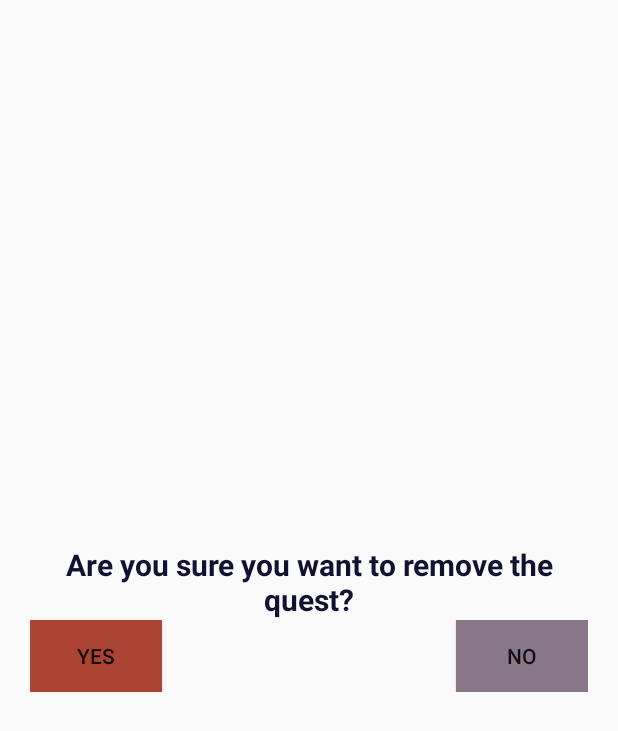
After one commit to stanislau93/achievements_app, an Android app: the layout fragment_confirm_quest_deletion.xml on its own in the app's theme, with its tools: preview values and no code run, on a phone screen of 412 x 824 dp. The commit adds this screen. Shown: the top 731 px of the screen. Run offline under Robolectric (Android 15) with nearby library versions, the phone set to English and light mode, and no system bars.

```diff
--- a/app/src/main/java/com/example/achievements/fragments/FragmentTabCategories.java
+++ b/app/src/main/java/com/example/achievements/fragments/FragmentTabCategories.java
@@ -38,10 +38,6 @@ public class FragmentTabCategories extends Fragment {
     @Override
     public View onCreateView(LayoutInflater inflater, ViewGroup container, Bundle savedInstanceState) {
         fragment_view = inflater.inflate(R.layout.fragment_tab_categories, container, false);
-
-        fragment_view.findViewById(R.id.main_screen).setBackgroundColor(
-                getResources().getColor(R.color.appBackgroundColor)
-        );
 
         initializeFields();
         loadCategoryList();
--- /dev/null
+++ b/app/src/main/res/layout/fragment_confirm_quest_deletion.xml
@@ -0,0 +1,40 @@
+<LinearLayout xmlns:android="http://schemas.android.com/apk/res/android"
+    android:id="@+id/edit_name"
+    android:layout_width="wrap_content"
+    android:layout_height="wrap_content"
+    android:layout_gravity="center"
+    android:orientation="vertical"
+    android:padding="20dp">
+
+    <TextView
+        android:layout_width="wrap_content"
+        android:layout_height="wrap_content"
+        android:textSize="20sp"
+        android:textColor="@color/DialogFragmentTitle"
+        android:textStyle="bold"
+        android:textAlignment="center"
+        android:text="@string/confirm_quest_deletion" />
+
+    <RelativeLayout
+        android:layout_width="match_parent"
+        android:layout_height="wrap_content">
+
+        <Button
+            android:layout_width="wrap_content"
+            android:layout_height="wrap_content"
+            android:text="@string/button_yes"
+            android:layout_alignParentLeft="true"
+            android:background="@color/deletionButton"
+            android:id="@+id/button_confirm_quest_deletion"/>
+
+        <Button
+            android:layout_width="wrap_content"
+            android:layout_height="wrap_content"
+            android:text="@string/button_no"
+            android:layout_alignParentRight="true"
+            android:background="@color/neutralButton"
+            android:id="@+id/button_dismiss_quest_deletion"/>
+
+    </RelativeLayout>
+
+</LinearLayout>
--- a/app/src/main/res/layout/fragment_tab_categories.xml
+++ b/app/src/main/res/layout/fragment_tab_categories.xml
@@ -2,6 +2,7 @@
 <RelativeLayout xmlns:android="http://schemas.android.com/apk/res/android"
     android:layout_width="match_parent"
     android:layout_height="match_parent"
+    android:background="@color/appBackgroundColor"
     android:id="@+id/main_screen">
 
     <android.support.v7.widget.RecyclerView
@@ -9,7 +10,7 @@
         android:layout_height="wrap_content"
         android:id="@+id/rec_view_categories"
         android:scrollbars="vertical"
-        android:layout_marginTop="10dp"
+        android:layout_marginTop="@dimen/rec_view_margin_top"
         android:layout_alignParentTop="true"
         android:layout_above="@+id/createCategory"
         android:layout_marginBottom="10dp">
@@ -20,6 +21,7 @@
         android:layout_width="100dp"
         android:layout_height="100dp"
         android:src="@drawable/plus"
+        android:background="@color/appBackgroundColor"
         android:layout_alignParentBottom="true"
         android:layout_centerInParent="true"
         android:layout_marginBottom="20dp"
--- a/app/src/main/res/layout/fragment_tab_quests.xml
+++ b/app/src/main/res/layout/fragment_tab_quests.xml
@@ -2,6 +2,7 @@
 <RelativeLayout xmlns:android="http://schemas.android.com/apk/res/android"
     android:layout_width="match_parent"
     android:layout_height="match_parent"
+    android:background="@color/appBackgroundColor"
     android:id="@+id/main_screen">
 
     <android.support.v7.widget.RecyclerView
@@ -10,6 +11,7 @@
         android:id="@+id/rec_view_quests"
         android:scrollbars="vertical"
         android:layout_alignParentTop="true"
+        android:layout_marginTop="@dimen/rec_view_margin_top"
         android:layout_above="@+id/createQuest">
 
     </android.support.v7.widget.RecyclerView>
@@ -18,6 +20,7 @@
         android:layout_width="100dp"
         android:layout_height="100dp"
         android:src="@drawable/plus"
+        android:background="@color/appBackgroundColor"
         android:layout_alignParentBottom="true"
         android:layout_centerInParent="true"
         android:layout_marginTop="10dp"
--- a/app/src/main/res/values/strings.xml
+++ b/app/src/main/res/values/strings.xml
@@ -11,4 +11,5 @@
     <string name="text_create_category_assign_color">Choose a color for the new category</string>
     <string name="confirm_category_deletion">Are you sure you want to delete the category?</string>
     <string name="confirm_category_quests_deletion">Also delete all the quests that belong to the category? (Otherwise they will become unassigned).</string>
+    <string name="confirm_quest_deletion">Are you sure you want to remove the quest?</string>
 </resources>
```
Also changed, not shown: app/src/main/java/com/example/achievements/adapters/QuestsAdapter.java (+23 -4 lines), app/src/main/java/com/example/achievements/dialogs/DeleteQuestConfirmationFragment.java (added, +50 -0 lines), app/src/main/java/com/example/achievements/fragments/FragmentTabQuests.java (+60 -6 lines), app/src/main/res/layout/category_item_layout.xml (+8 -8 lines), app/src/main/res/layout/quest_item_layout.xml (+43 -17 lines), app/src/main/res/values/dimensions.xml (+11 -1 lines), app/src/main/res/drawable-v24/deletion_cross.png (added), app/src/main/res/drawable-v24/edit_icon.png (added), app/src/main/res/drawable-v24/plus.png.
